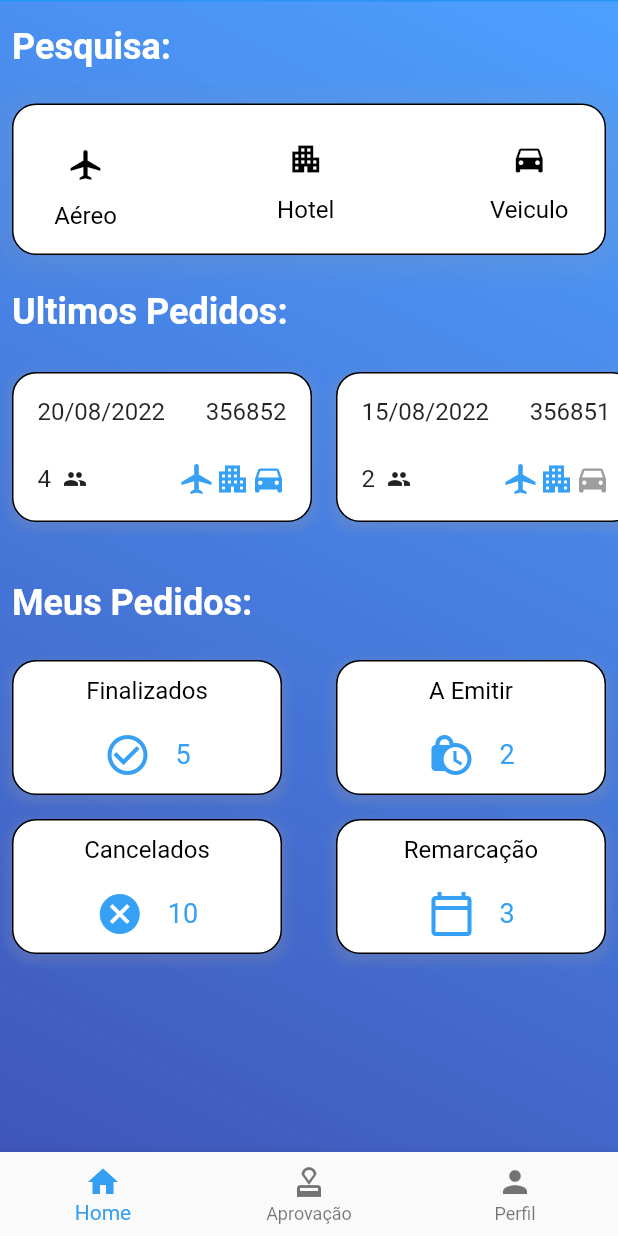
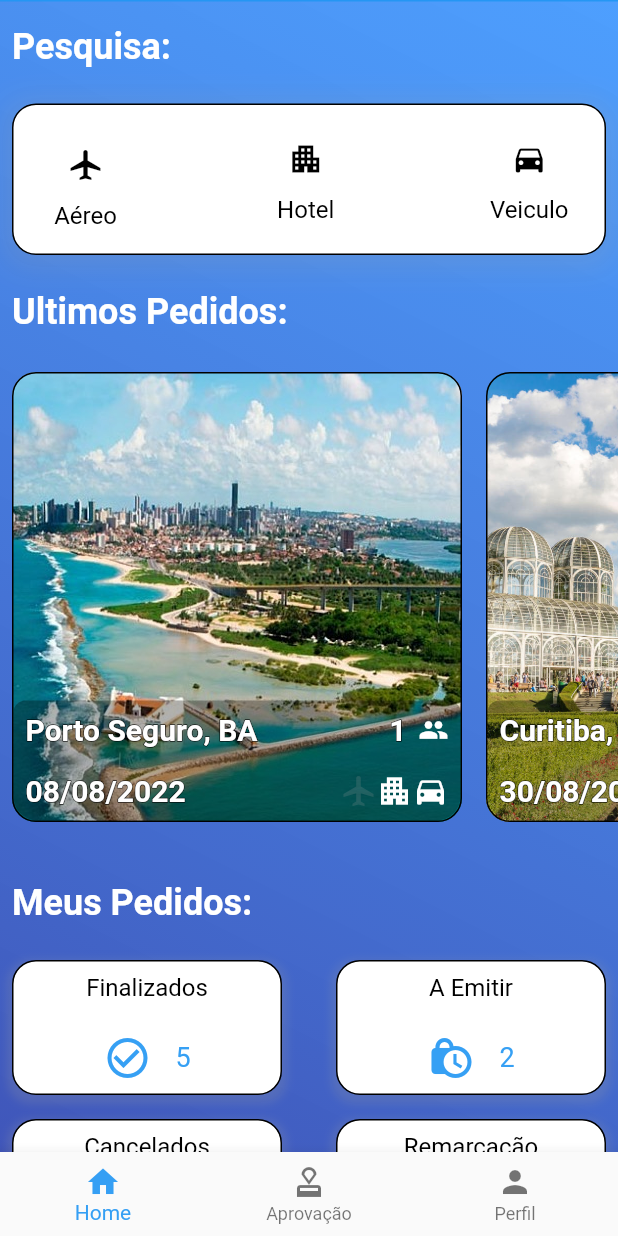
Before and after one commit to gui1andre/app_viagens, a Flutter app: the screen it shows after launch, on a phone screen of 412 x 824 dp. Run offline on Flutter 3.47's test engine with Material 2 defaults, Android fonts, the phone set to English and light mode, and no system bars; drawn by our look-alikes of bordered_text.

Commit message:
Alteração do layout dos ultimos pedidos, inserindo informações da cidade

```diff
--- a/lib/main.dart
+++ b/lib/main.dart
@@ -1,5 +1,6 @@
 import 'package:flutter/material.dart';
 import 'package:flutter_localizations/flutter_localizations.dart';
+import 'package:bordered_text/bordered_text.dart';
 
 void main() {
   runApp(const Viagens());
@@ -12,14 +13,15 @@ class Viagens extends StatelessWidget {
   Widget build(BuildContext context) {
     return MaterialApp(
       theme: ThemeData(
-          primaryColor: Color.fromARGB(999, 33, 150, 243),
-          colorScheme: ColorScheme.fromSwatch()
-              .copyWith(secondary: Colors.indigo),
+          primaryColor: const Color.fromARGB(999, 33, 150, 243),
+          colorScheme:
+              ColorScheme.fromSwatch().copyWith(secondary: Colors.indigo),
           buttonTheme: ButtonThemeData(
             buttonColor: Colors.blueAccent[700],
             textTheme: ButtonTextTheme.primary,
           )),
-      home: Dashboard(),
+      home: const Dashboard(),
+      debugShowCheckedModeBanner: false,
       localizationsDelegates: const [
         GlobalMaterialLocalizations.delegate,
       ],
@@ -37,7 +39,7 @@ class Dashboard extends StatelessWidget {
   Widget build(BuildContext context) {
     // TODO: implement build
     return Container(
-      decoration: BoxDecoration(
+      decoration: const BoxDecoration(
         gradient: LinearGradient(
           begin: Alignment.topRight,
           end: Alignment.bottomLeft,
@@ -50,14 +52,14 @@ class Dashboard extends StatelessWidget {
       child: Scaffold(
         backgroundColor: Colors.transparent,
         appBar: PreferredSize(
-          preferredSize: Size.fromHeight(1),
+          preferredSize: const Size.fromHeight(1),
           child: AppBar(
             backgroundColor: Theme.of(context).primaryColor,
             elevation: 0,
           ),
         ),
-        body: Corpo(),
-        bottomNavigationBar: BarraDeNavegacao(),
+        body: const Corpo(),
+        bottomNavigationBar: const BarraDeNavegacao(),
       ),
     );
   }
@@ -80,7 +82,7 @@ class _CorpoState extends State<Corpo> {
     return SingleChildScrollView(
       child: Column(
         children: [
-          TituloWidget(
+          const TituloWidget(
             tituloWidget: 'Pesquisa:',
           ),
           Column(
@@ -138,8 +140,9 @@ class _CorpoState extends State<Corpo> {
                                     width: 48,
                                     height: 48,
                                     decoration: BoxDecoration(
-                                      color:
-                                          _aereo ? Theme.of(context).primaryColor : Colors.white,
+                                      color: _aereo
+                                          ? Theme.of(context).primaryColor
+                                          : Colors.white,
                                       shape: BoxShape.circle,
                                     ),
                                   ),
@@ -149,8 +152,9 @@ class _CorpoState extends State<Corpo> {
                                       fontWeight: _aereo
                                           ? FontWeight.bold
                                           : FontWeight.normal,
-                                      color:
-                                          _aereo ? Theme.of(context).primaryColor : Colors.black,
+                                      color: _aereo
+                                          ? Theme.of(context).primaryColor
+                                          : Colors.black,
                                       fontSize: 16,
                                     ),
                                   ),
@@ -186,8 +190,9 @@ class _CorpoState extends State<Corpo> {
                                     width: 48,
                                     height: 48,
                                     decoration: BoxDecoration(
-                                      color:
-                                          _hotel ? Theme.of(context).primaryColor : Colors.white,
+                                      color: _hotel
+                                          ? Theme.of(context).primaryColor
+                                          : Colors.white,
                                       shape: BoxShape.circle,
                                     ),
                                   ),
@@ -197,8 +202,9 @@ class _CorpoState extends State<Corpo> {
                                       fontWeight: _hotel
                                           ? FontWeight.bold
                                           : FontWeight.normal,
-                                      color:
-                                          _hotel ? Theme.of(context).primaryColor : Colors.black,
+                                      color: _hotel
+                                          ? Theme.of(context).primaryColor
+                                          : Colors.black,
                                       fontSize: 16,
                                     ),
                                   ),
@@ -265,7 +271,7 @@ class _CorpoState extends State<Corpo> {
                           child: Column(
                             children: [
                               Padding(
-                                padding: EdgeInsets.fromLTRB(8, 0, 8, 0),
+                                padding: const EdgeInsets.fromLTRB(8, 0, 8, 0),
                                 child: Align(
                                   child: Text(
                                     'Aéreo:',
@@ -306,7 +312,7 @@ class _CorpoState extends State<Corpo> {
                           child: Column(
                             children: [
                               Padding(
-                                padding: EdgeInsets.fromLTRB(8, 0, 8, 0),
+                                padding: const EdgeInsets.fromLTRB(8, 0, 8, 0),
                                 child: Align(
                                   child: Text(
                                     'Hotel:',
@@ -343,7 +349,7 @@ class _CorpoState extends State<Corpo> {
                           child: Column(
                             children: [
                               Padding(
-                                padding: EdgeInsets.fromLTRB(8, 0, 8, 0),
+                                padding: const EdgeInsets.fromLTRB(8, 0, 8, 0),
                                 child: Align(
                                   child: Text(
                                     'Veiculo:',
@@ -388,7 +394,7 @@ class _CorpoState extends State<Corpo> {
           ),
           Column(
             children: [
-              TituloWidget(
+              const TituloWidget(
                 tituloWidget: 'Ultimos Pedidos:',
               ),
               Padding(
@@ -399,36 +405,14 @@ class _CorpoState extends State<Corpo> {
                     child: Row(
                       children: const [
                         UltimosPedidos(
-                          pedido: 356852,
-                          qtdPessoas: 4,
-                          dataViagem: '20/08/2022',
-                          aereo: true,
-                          hotel: true,
-                          veiculo: true,
-                        ),
-                        UltimosPedidos(
-                          pedido: 356851,
-                          qtdPessoas: 2,
-                          dataViagem: '15/08/2022',
-                          aereo: true,
-                          hotel: true,
-                          veiculo: false,
-                        ),
-                        UltimosPedidos(
-                          pedido: 356849,
-                          qtdPessoas: 3,
-                          dataViagem: '28/08/2022',
-                          aereo: true,
-                          hotel: false,
-                          veiculo: true,
-                        ),
-                        UltimosPedidos(
                           pedido: 356848,
                           qtdPessoas: 1,
                           dataViagem: '08/08/2022',
                           aereo: false,
                           hotel: true,
                           veiculo: true,
+                          idImagem: 2,
+                          nomeCidade: 'Porto Seguro, BA',
                         ),
                         UltimosPedidos(
                           pedido: 3568470,
@@ -437,6 +421,8 @@ class _CorpoState extends State<Corpo> {
                           aereo: true,
                           hotel: true,
                           veiculo: false,
+                          idImagem: 1,
+                          nomeCidade: 'Curitiba, PA',
                         ),
                         UltimosPedidos(
                           pedido: 356850,
@@ -445,6 +431,8 @@ class _CorpoState extends State<Corpo> {
                           aereo: true,
                           hotel: true,
                           veiculo: true,
+                          idImagem: 3,
+                          nomeCidade: 'Natal, RN',
                         ),
                       ],
                     ),
@@ -455,7 +443,7 @@ class _CorpoState extends State<Corpo> {
           ),
           Column(
             children: [
-              TituloWidget(tituloWidget: 'Meus Pedidos:'),
+              const TituloWidget(tituloWidget: 'Meus Pedidos:'),
               Row(
                 mainAxisAlignment: MainAxisAlignment.spaceBetween,
                 children: const [
@@ -524,7 +512,7 @@ class StatusPedidos extends StatelessWidget {
       height: 90,
       width: 180,
       child: Padding(
-        padding: const EdgeInsets.all(10.0),
+        padding: const EdgeInsets.all(8.0),
         child: Column(
           mainAxisAlignment: MainAxisAlignment.spaceBetween,
           children: [
@@ -575,11 +563,15 @@ class UltimosPedidos extends StatelessWidget {
     required this.aereo,
     required this.hotel,
     required this.veiculo,
+    required this.idImagem,
+    required this.nomeCidade,
   });
 
+  final String nomeCidade;
   final String dataViagem;
   final int pedido;
   final int qtdPessoas;
+  final int idImagem;
   final bool aereo;
   final bool hotel;
   final bool veiculo;
@@ -588,93 +580,140 @@ class UltimosPedidos extends StatelessWidget {
   Widget build(BuildContext context) {
     return Container(
       decoration: BoxDecoration(
-          color: Colors.white,
+        // color: Colors.white,
         border: Border.all(color: Colors.black),
         borderRadius: BorderRadius.circular(16),
+        image: DecorationImage(
+          image: AssetImage(numImagem(idImagem)),
+          fit: BoxFit.cover,
+        ),
+      ),
+      margin: const EdgeInsets.all(8),
+      height: 300,
+      width: 300,
+      child: Column(
+        mainAxisAlignment: MainAxisAlignment.end,
+        children: [
+          Container(
+            decoration: BoxDecoration(
+                borderRadius: const BorderRadius.only(
+                    bottomLeft: Radius.circular(16),
+                    bottomRight: Radius.circular(16),
+                    topRight: Radius.circular(8),
+                    topLeft: Radius.circular(8)),
                 boxShadow: [
                   BoxShadow(
-              color: Colors.grey.withOpacity(0.2),
-              spreadRadius: 3,
-              blurRadius: 4,
-              offset: const Offset(0, 3), // changes position of shadow
+                    color: Colors.black.withOpacity(0.3),
+                    spreadRadius: 0,
+                    blurRadius: 0,
+                    // changes position of shadow
                   ),
                 ]),
-      margin: const EdgeInsets.all(8),
-      height: 100,
-      width: 200,
+            width: 300,
+            height: 80,
+            child: Padding(
+              padding: const EdgeInsets.all(8.0),
               child: Column(
                 mainAxisAlignment: MainAxisAlignment.spaceBetween,
                 children: [
                   Row(
                     mainAxisAlignment: MainAxisAlignment.spaceBetween,
                     children: [
+                      BorderedText(
+                        child: Text(
+                          nomeCidade,
+                          style: const TextStyle(
+                              fontSize: 20,
+                              color: Colors.white,
+                              fontWeight: FontWeight.bold),
+                        ),
+                        strokeWidth: 1,
+                        strokeColor: Colors.black,
+                      ),
+                      Row(
+                        children: [
                           Padding(
-                padding: const EdgeInsets.fromLTRB(16, 16, 0, 0),
-                child: Row(
-                  children: [
-                    Text(
-                      dataViagem,
+                            padding: const EdgeInsets.only(right: 8),
+                            child: BorderedText(
+                              child: Text(
+                                '$qtdPessoas',
                                 style: const TextStyle(
-                        fontSize: 16,
+                                  fontSize: 20,
+                                  color: Colors.white,
+                                  fontWeight: FontWeight.bold,
                                 ),
                               ),
-                  ],
+                              strokeWidth: 1,
+                              strokeColor: Colors.black,
                             ),
                           ),
-              Padding(
-                padding: const EdgeInsets.fromLTRB(0, 16, 16, 0),
-                child: Text(
-                  '$pedido',
-                  style: const TextStyle(fontSize: 16),
+                          const Icon(
+                            Icons.people,
+                            size: 20,
+                            color: Colors.white,
                           ),
+                        ],
                       )
                     ],
                   ),
                   Row(
                     mainAxisAlignment: MainAxisAlignment.spaceBetween,
                     children: [
-              Padding(
-                padding: const EdgeInsets.all(16.0),
-                child: Row(
-                  children: [
-                    Padding(
-                      padding: const EdgeInsets.fromLTRB(0, 0, 8, 0),
+                      BorderedText(
                         child: Text(
-                        '$qtdPessoas',
-                        style: const TextStyle(fontSize: 16),
+                          dataViagem,
+                          style: const TextStyle(
+                            fontSize: 20,
+                            color: Colors.white,
+                            fontWeight: FontWeight.bold,
                           ),
                         ),
-                    const Icon(
-                      Icons.people,
-                      size: 16,
+                        strokeWidth: 1,
+                        strokeColor: Colors.black,
                       ),
-                  ],
-                ),
-              ),
-              Padding(
-                padding: const EdgeInsets.all(16.0),
-                child: Row(
+                      Row(
                         children: [
                           Icon(
                             Icons.airplanemode_active,
-                      color: aereo ? Theme.of(context).primaryColor : Colors.grey,
+                            color: aereo
+                                ? Colors.white
+                                : Colors.grey.withOpacity(0.2),
                           ),
                           Icon(
                             Icons.apartment,
-                      color: hotel ? Theme.of(context).primaryColor : Colors.grey,
+                            color: hotel
+                                ? Colors.white
+                                : Colors.grey.withOpacity(0.2),
                           ),
                           Icon(
                             Icons.directions_car,
-                      color: veiculo ? Theme.of(context).primaryColor : Colors.grey,
+                            color: veiculo
+                                ? Colors.white
+                                : Colors.grey.withOpacity(0.2),
                           ),
                         ],
-                ),
                       )
                     ],
                   ),
                 ],
               ),
+            ),
+          ),
+        ],
+      ),
     );
+  }
+}
+
+String numImagem(int idImagem) {
+  if (idImagem == 1) {
+    return 'images/cidades/curitiba.jpg';
+  } else if (idImagem == 2) {
+    return 'images/cidades/natal.jpg';
+  } else if (idImagem == 3) {
+    return 'images/cidades/portoseguro.jpg';
+  } else {
+    return 'images/cidades/generic.jpg';
   }
 }
 
@@ -743,13 +782,13 @@ class IconAppBar extends StatelessWidget {
   @override
   Widget build(BuildContext context) {
     return IconButton(
-      icon: Icon(
+      icon: const Icon(
         Icons.account_circle_sharp,
         size: 32,
       ),
       onPressed: () {
         alterarPerfil = !alterarPerfil;
-        debugPrint('${alterarPerfil}');
+        debugPrint('$alterarPerfil');
       },
     );
   }
@@ -762,12 +801,12 @@ class TituloWidget extends StatelessWidget {
   @override
   Widget build(BuildContext context) {
     return Padding(
-      padding: EdgeInsets.fromLTRB(8, 16, 0, 16),
+      padding: const EdgeInsets.fromLTRB(8, 16, 0, 16),
       child: Align(
         child: Text(
           tituloWidget,
           textAlign: TextAlign.left,
-          style: TextStyle(
+          style: const TextStyle(
             color: Colors.white,
             fontSize: 24,
             fontWeight: FontWeight.bold,
@@ -815,7 +854,6 @@ class _BarraDeNavegacaoState extends State<BarraDeNavegacao> {
       currentIndex: _selectedIndex,
       selectedItemColor: Theme.of(context).primaryColor,
       onTap: _onItemTapped,
-
     );
   }
 }
--- a/pubspec.yaml
+++ b/pubspec.yaml
@@ -36,6 +36,8 @@ dependencies:
   # The following adds the Cupertino Icons font to your application.
   # Use with the CupertinoIcons class for iOS style icons.
   cupertino_icons: ^1.0.2
+  bordered_text: ^2.0.0
+
 
 dev_dependencies:
   flutter_test:
@@ -61,8 +63,8 @@ flutter:
   uses-material-design: true
 
   # To add assets to your application, add an assets section, like this:
-  # assets:
-  #   - images/a_dot_burr.jpeg
+  assets:
+   - images/cidades/
   #   - images/a_dot_ham.jpeg
 
   # An image asset can refer to one or more resolution-specific "variants", see
```
Also changed, not shown: images/cidades/curitiba.jpg (added), images/cidades/generic.jpg (added), images/cidades/natal.jpg (added), images/cidades/portoseguro.jpg (added), pubspec.lock, 1 other file. Lines whose indentation alone changed are shown as unchanged.
